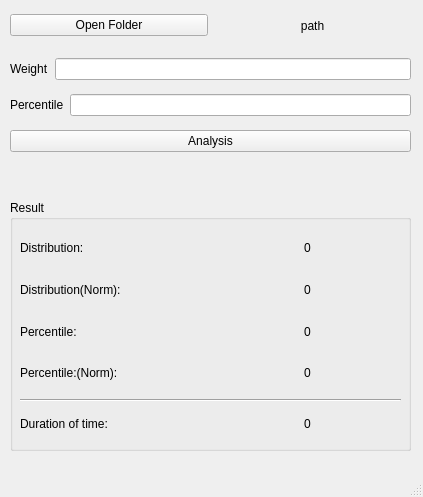
Above: Mainwindow.ui from Hu-nie/Threshold-segmentation-algorithm before the change. Below: the same form after it.
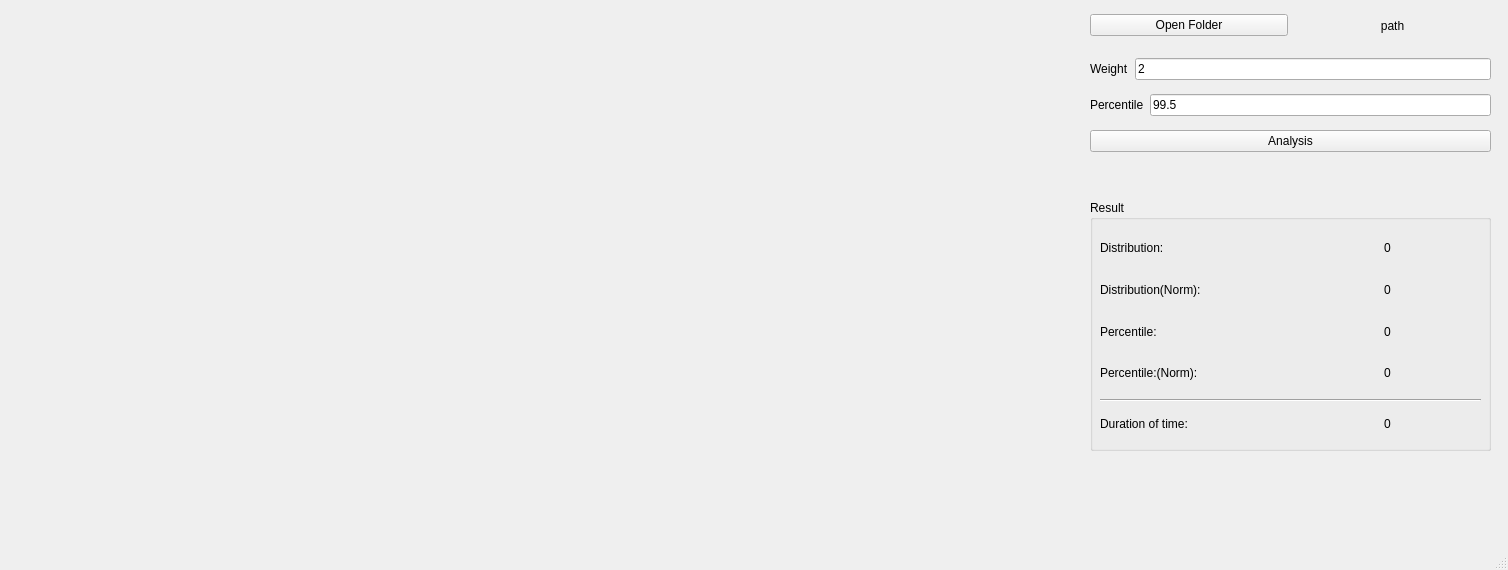
That is the form after the change.

```diff
--- a/Mainwindow.ui
+++ b/Mainwindow.ui
@@ -6,8 +6,8 @@
    <rect>
     <x>0</x>
     <y>0</y>
-    <width>423</width>
-    <height>497</height>
+    <width>1508</width>
+    <height>570</height>
    </rect>
   </property>
   <property name="windowTitle">
@@ -17,7 +17,7 @@
    <widget class="QLabel" name="label">
     <property name="geometry">
      <rect>
-      <x>10</x>
+      <x>1090</x>
       <y>170</y>
       <width>401</width>
       <height>21</height>
@@ -33,7 +33,7 @@
    <widget class="QWidget" name="horizontalLayoutWidget_2">
     <property name="geometry">
      <rect>
-      <x>10</x>
+      <x>1090</x>
       <y>10</y>
       <width>401</width>
       <height>31</height>
@@ -68,7 +68,7 @@
    <widget class="QWidget" name="verticalLayoutWidget">
     <property name="geometry">
      <rect>
-      <x>10</x>
+      <x>1090</x>
       <y>50</y>
       <width>401</width>
       <height>110</height>
@@ -85,7 +85,11 @@
         </widget>
        </item>
        <item>
-        <widget class="QLineEdit" name="weight_value"/>
+        <widget class="QLineEdit" name="weight_value">
+         <property name="text">
+          <string>2</string>
+         </property>
+        </widget>
        </item>
       </layout>
      </item>
@@ -99,7 +103,11 @@
         </widget>
        </item>
        <item>
-        <widget class="QLineEdit" name="percentile_value"/>
+        <widget class="QLineEdit" name="percentile_value">
+         <property name="text">
+          <string>99.5</string>
+         </property>
+        </widget>
        </item>
       </layout>
      </item>
@@ -115,7 +123,7 @@
    <widget class="QGroupBox" name="groupBox">
     <property name="geometry">
      <rect>
-      <x>10</x>
+      <x>1090</x>
       <y>200</y>
       <width>401</width>
       <height>251</height>
@@ -263,6 +271,17 @@
      </layout>
     </widget>
    </widget>
+   <widget class="QWidget" name="verticalLayoutWidget_3">
+    <property name="geometry">
+     <rect>
+      <x>10</x>
+      <y>10</y>
+      <width>1071</width>
+      <height>511</height>
+     </rect>
+    </property>
+    <layout class="QVBoxLayout" name="graph_v"/>
+   </widget>
   </widget>
   <widget class="QMenuBar" name="menubar">
    <property name="geometry">
```
Left out of the diff: 2 changed lines with no effect on the pictures.
